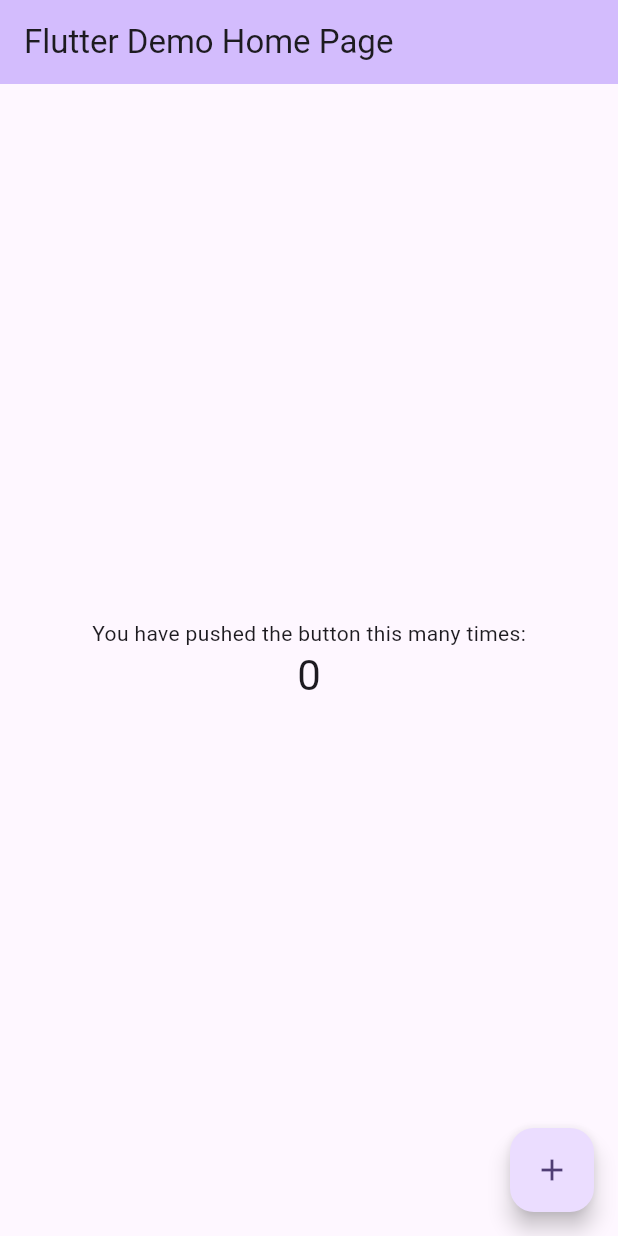
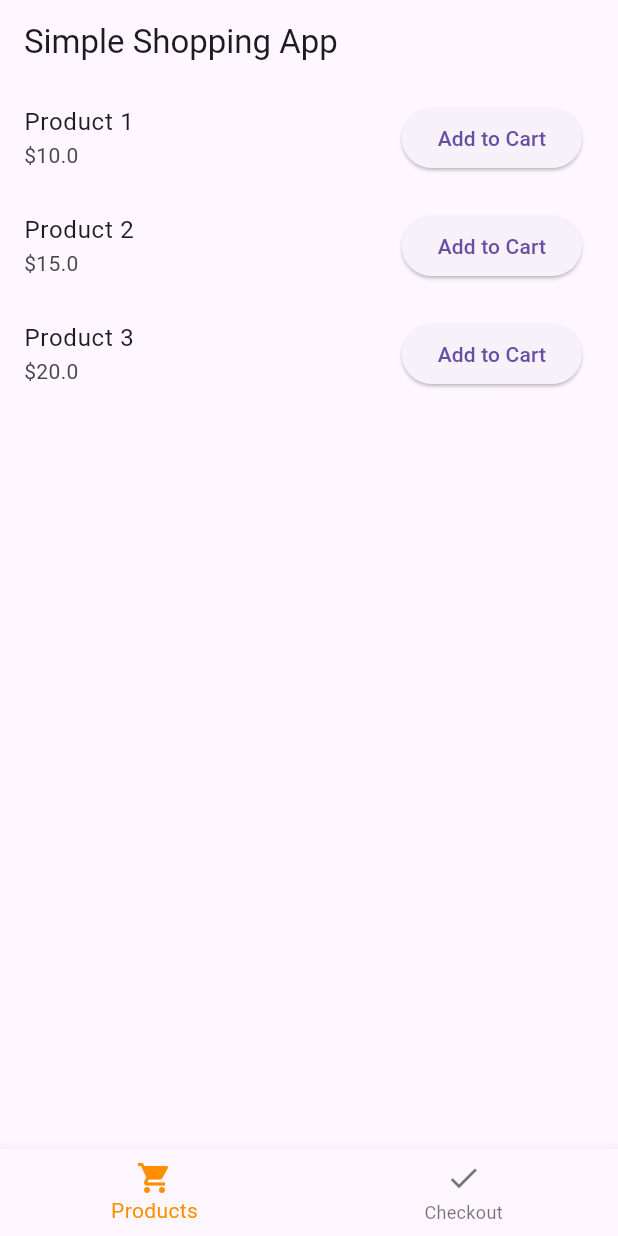
Before and after one commit to ezeanyimhenry/simple_shopping_app, a Flutter app: the screen it shows after launch, on a phone screen of 412 x 824 dp. Run offline on Flutter 3.47's test engine with Material 3 defaults, Android fonts, the phone set to English and light mode, and no system bars.

Commit message:
app pages

```diff
--- a/lib/main.dart
+++ b/lib/main.dart
@@ -1,125 +1,168 @@
 import 'package:flutter/material.dart';
 
 void main() {
-  runApp(const MyApp());
+  runApp(MyApp());
 }
 
 class MyApp extends StatelessWidget {
-  const MyApp({super.key});
-
-  // This widget is the root of your application.
   @override
   Widget build(BuildContext context) {
     return MaterialApp(
-      title: 'Flutter Demo',
+      title: 'Simple Shopping App',
       theme: ThemeData(
-        // This is the theme of your application.
-        //
-        // TRY THIS: Try running your application with "flutter run". You'll see
-        // the application has a blue toolbar. Then, without quitting the app,
-        // try changing the seedColor in the colorScheme below to Colors.green
-        // and then invoke "hot reload" (save your changes or press the "hot
-        // reload" button in a Flutter-supported IDE, or press "r" if you used
-        // the command line to start the app).
-        //
-        // Notice that the counter didn't reset back to zero; the application
-        // state is not lost during the reload. To reset the state, use hot
-        // restart instead.
-        //
-        // This works for code too, not just values: Most code changes can be
-        // tested with just a hot reload.
-        colorScheme: ColorScheme.fromSeed(seedColor: Colors.deepPurple),
-        useMaterial3: true,
+        primarySwatch: Colors.blue,
       ),
-      home: const MyHomePage(title: 'Flutter Demo Home Page'),
+      home: MyHomePage(),
     );
   }
 }
 
 class MyHomePage extends StatefulWidget {
-  const MyHomePage({super.key, required this.title});
-
-  // This widget is the home page of your application. It is stateful, meaning
-  // that it has a State object (defined below) that contains fields that affect
-  // how it looks.
-
-  // This class is the configuration for the state. It holds the values (in this
-  // case the title) provided by the parent (in this case the App widget) and
-  // used by the build method of the State. Fields in a Widget subclass are
-  // always marked "final".
-
-  final String title;
-
   @override
-  State<MyHomePage> createState() => _MyHomePageState();
+  _MyHomePageState createState() => _MyHomePageState();
 }
 
 class _MyHomePageState extends State<MyHomePage> {
-  int _counter = 0;
+  int _selectedIndex = 0;
+  List<Product> products = [
+    Product('Product 1', 10.0),
+    Product('Product 2', 15.0),
+    Product('Product 3', 20.0),
+  ];
+  List<Product> cart = [];
 
-  void _incrementCounter() {
+  void _onItemTapped(int index) {
     setState(() {
-      // This call to setState tells the Flutter framework that something has
-      // changed in this State, which causes it to rerun the build method below
-      // so that the display can reflect the updated values. If we changed
-      // _counter without calling setState(), then the build method would not be
-      // called again, and so nothing would appear to happen.
-      _counter++;
+      _selectedIndex = index;
+    });
+  }
+
+  void _addToCart(Product product) {
+    setState(() {
+      cart.add(product);
+    });
+  }
+
+  void _removeFromCart(Product product) {
+    setState(() {
+      cart.remove(product);
     });
   }
 
   @override
   Widget build(BuildContext context) {
-    // This method is rerun every time setState is called, for instance as done
-    // by the _incrementCounter method above.
-    //
-    // The Flutter framework has been optimized to make rerunning build methods
-    // fast, so that you can just rebuild anything that needs updating rather
-    // than having to individually change instances of widgets.
+    List<Widget> _widgetOptions = <Widget>[
+      ProductsScreen(products: products, addToCart: _addToCart),
+      CheckoutScreen(cart: cart, removeFromCart: _removeFromCart),
+    ];
+
     return Scaffold(
       appBar: AppBar(
-        // TRY THIS: Try changing the color here to a specific color (to
-        // Colors.amber, perhaps?) and trigger a hot reload to see the AppBar
-        // change color while the other colors stay the same.
-        backgroundColor: Theme.of(context).colorScheme.inversePrimary,
-        // Here we take the value from the MyHomePage object that was created by
-        // the App.build method, and use it to set our appbar title.
-        title: Text(widget.title),
+        title: Text('Simple Shopping App'),
       ),
-      body: Center(
-        // Center is a layout widget. It takes a single child and positions it
-        // in the middle of the parent.
-        child: Column(
-          // Column is also a layout widget. It takes a list of children and
-          // arranges them vertically. By default, it sizes itself to fit its
-          // children horizontally, and tries to be as tall as its parent.
-          //
-          // Column has various properties to control how it sizes itself and
-          // how it positions its children. Here we use mainAxisAlignment to
-          // center the children vertically; the main axis here is the vertical
-          // axis because Columns are vertical (the cross axis would be
-          // horizontal).
-          //
-          // TRY THIS: Invoke "debug painting" (choose the "Toggle Debug Paint"
-          // action in the IDE, or press "p" in the console), to see the
-          // wireframe for each widget.
-          mainAxisAlignment: MainAxisAlignment.center,
-          children: <Widget>[
-            const Text(
-              'You have pushed the button this many times:',
-            ),
-            Text(
-              '$_counter',
-              style: Theme.of(context).textTheme.headlineMedium,
-            ),
-          ],
-        ),
+      body: _widgetOptions.elementAt(_selectedIndex),
+      bottomNavigationBar: BottomNavigationBar(
+        items: const <BottomNavigationBarItem>[
+          BottomNavigationBarItem(
+            icon: Icon(Icons.shopping_cart),
+            label: 'Products',
+          ),
+          BottomNavigationBarItem(
+            icon: Icon(Icons.check),
+            label: 'Checkout',
+          ),
+        ],
+        currentIndex: _selectedIndex,
+        selectedItemColor: Colors.amber[800],
+        onTap: _onItemTapped,
       ),
-      floatingActionButton: FloatingActionButton(
-        onPressed: _incrementCounter,
-        tooltip: 'Increment',
-        child: const Icon(Icons.add),
-      ), // This trailing comma makes auto-formatting nicer for build methods.
     );
   }
 }
+
+class Product {
+  final String name;
+  final double price;
+
+  Product(this.name, this.price);
+}
+
+class ProductsScreen extends StatelessWidget {
+  final List<Product> products;
+  final Function(Product) addToCart;
+
+  ProductsScreen({required this.products, required this.addToCart});
+
+  @override
+  Widget build(BuildContext context) {
+    return ListView.builder(
+      itemCount: products.length,
+      itemBuilder: (context, index) {
+        return ListTile(
+          title: Text(products[index].name),
+          subtitle: Text('\$${products[index].price}'),
+          trailing: ElevatedButton(
+            onPressed: () => addToCart(products[index]),
+            child: Text('Add to Cart'),
+          ),
+        );
+      },
+    );
+  }
+}
+
+class CheckoutScreen extends StatelessWidget {
+  final List<Product> cart;
+  final Function(Product) removeFromCart;
+
+  CheckoutScreen({required this.cart, required this.removeFromCart});
+
+  @override
+  Widget build(BuildContext context) {
+    return Column(
+      children: [
+        Expanded(
+          child: ListView.builder(
+            itemCount: cart.length,
+            itemBuilder: (context, index) {
+              return ListTile(
+                title: Text(cart[index].name),
+                subtitle: Text('\$${cart[index].price}'),
+                trailing: ElevatedButton(
+                  onPressed: () => removeFromCart(cart[index]),
+                  child: Text('Remove'),
+                ),
+              );
+            },
+          ),
+        ),
+        ElevatedButton(
+          onPressed: () {
+            Navigator.push(
+              context,
+              MaterialPageRoute(builder: (context) => OrderSuccessfulScreen()),
+            );
+          },
+          child: Text('Order Now'),
+        ),
+      ],
+    );
+  }
+}
+
+class OrderSuccessfulScreen extends StatelessWidget {
+  @override
+  Widget build(BuildContext context) {
+    return Scaffold(
+      appBar: AppBar(
+        title: Text('Order Successful'),
+      ),
+      body: Center(
+        child: Text(
+          'Your order was placed successfully!',
+          style: TextStyle(fontSize: 24),
+        ),
+      ),
+    );
+  }
+}
```
